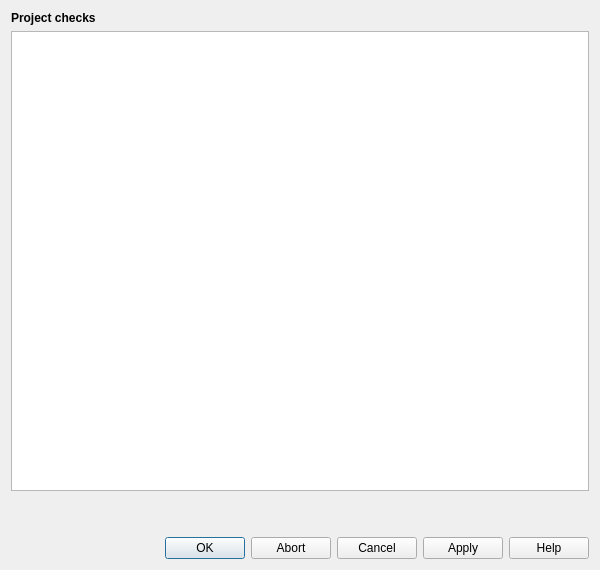
The window that qfieldsync/ui/cloud_transfer_dialog.ui (opengisch/qfieldsync) describes before a commit, drawn with Qt 5.
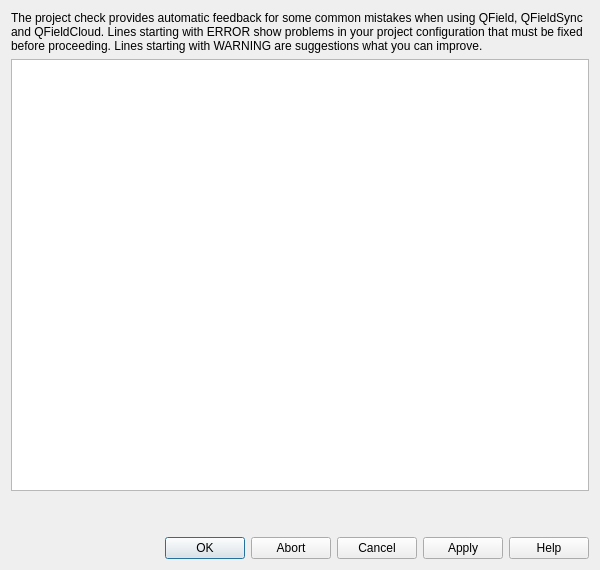
The same window after the commit. The open tabs and pages were chosen to show the change. Icons and pictures are not drawn. Custom widgets are drawn as their Qt base class.

Commit message: Add explanations to the new project checker

What changed in the file:
```diff
--- a/qfieldsync/ui/cloud_transfer_dialog.ui
+++ b/qfieldsync/ui/cloud_transfer_dialog.ui
@@ -95,14 +95,11 @@
        </property>
        <item>
         <widget class="QLabel" name="feedbackLabel_2">
-         <property name="font">
-          <font>
-           <weight>75</weight>
-           <bold>true</bold>
-          </font>
-         </property>
          <property name="text">
-          <string>Project checks</string>
+          <string>The project check provides automatic feedback for some common mistakes when using QField, QFieldSync and QFieldCloud. Lines starting with ERROR show problems in your project configuration that must be fixed before proceeding. Lines starting with WARNING are suggestions what you can improve.</string>
+         </property>
+         <property name="wordWrap">
+           <bool>true</bool>
          </property>
         </widget>
        </item>
```
The commit also changes 1 other file.
